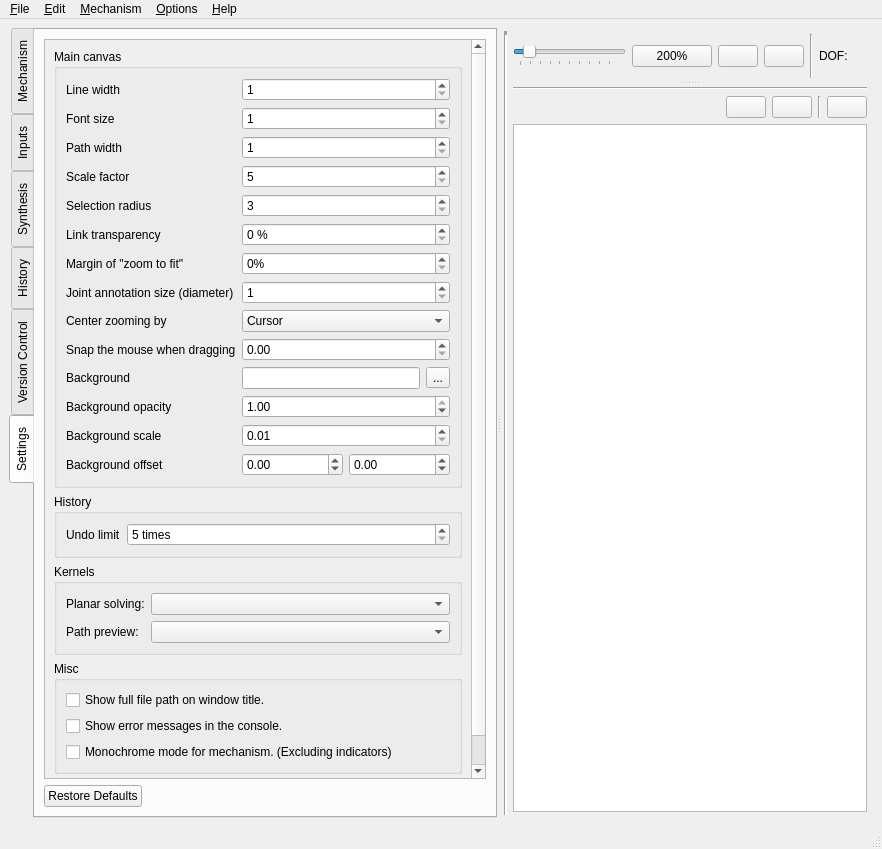
Qt form core/widgets/main.ui (KmolYuan/Pyslvs-UI) before a commit.
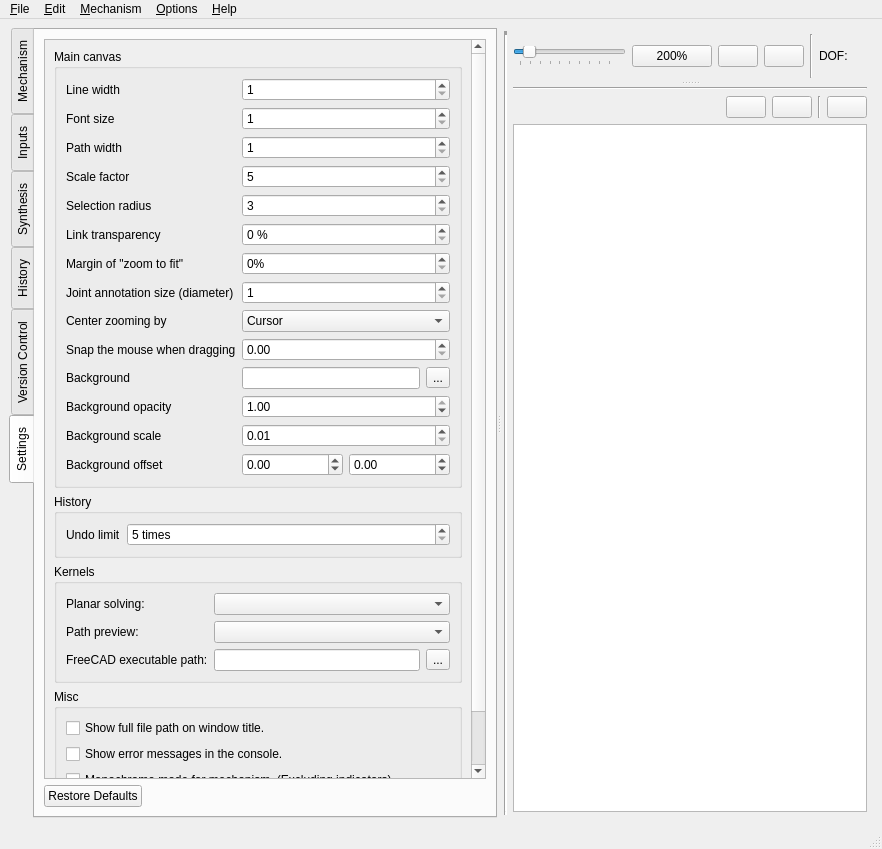
The same form after that commit. The open tabs and pages were chosen to show the change. Icons and pictures are not drawn.

Commit message: Add option of FreeCAD executable path.

```diff
--- a/core/widgets/main.ui
+++ b/core/widgets/main.ui
@@ -543,8 +543,8 @@
                  <rect>
                   <x>0</x>
                   <y>0</y>
-                  <width>358</width>
-                  <height>692</height>
+                  <width>401</width>
+                  <height>733</height>
                  </rect>
                 </property>
                 <layout class="QVBoxLayout" name="verticalLayout_3">
@@ -887,6 +887,27 @@
                     <item row="1" column="1">
                      <widget class="QComboBox" name="path_preview_option"/>
                     </item>
+                    <item row="2" column="0">
+                     <widget class="QLabel" name="label">
+                      <property name="text">
+                       <string>FreeCAD executable path:</string>
+                      </property>
+                     </widget>
+                    </item>
+                    <item row="2" column="1">
+                     <layout class="QHBoxLayout" name="horizontalLayout_3">
+                      <item>
+                       <widget class="QLineEdit" name="freecad_option"/>
+                      </item>
+                      <item>
+                       <widget class="QToolButton" name="freecad_choose_dir">
+                        <property name="text">
+                         <string>...</string>
+                        </property>
+                       </widget>
+                      </item>
+                     </layout>
+                    </item>
                    </layout>
                   </widget>
                  </item>
```
The commit also changes 4 other files.
